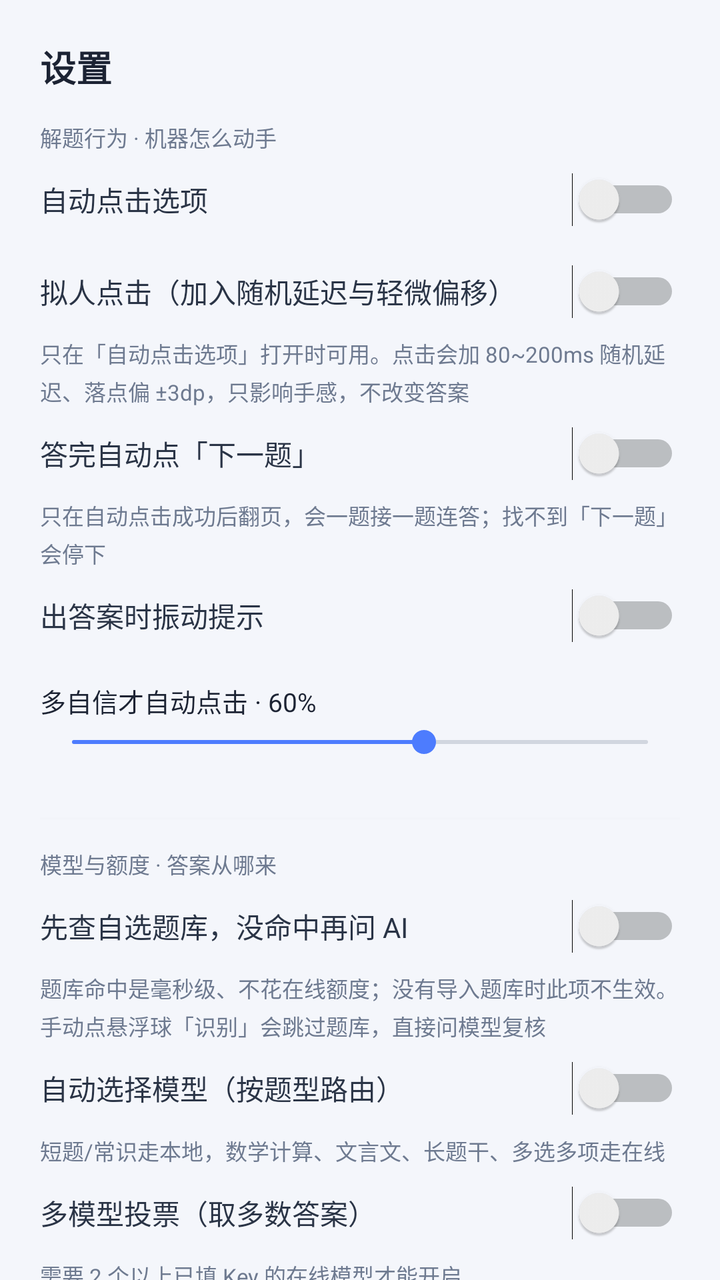
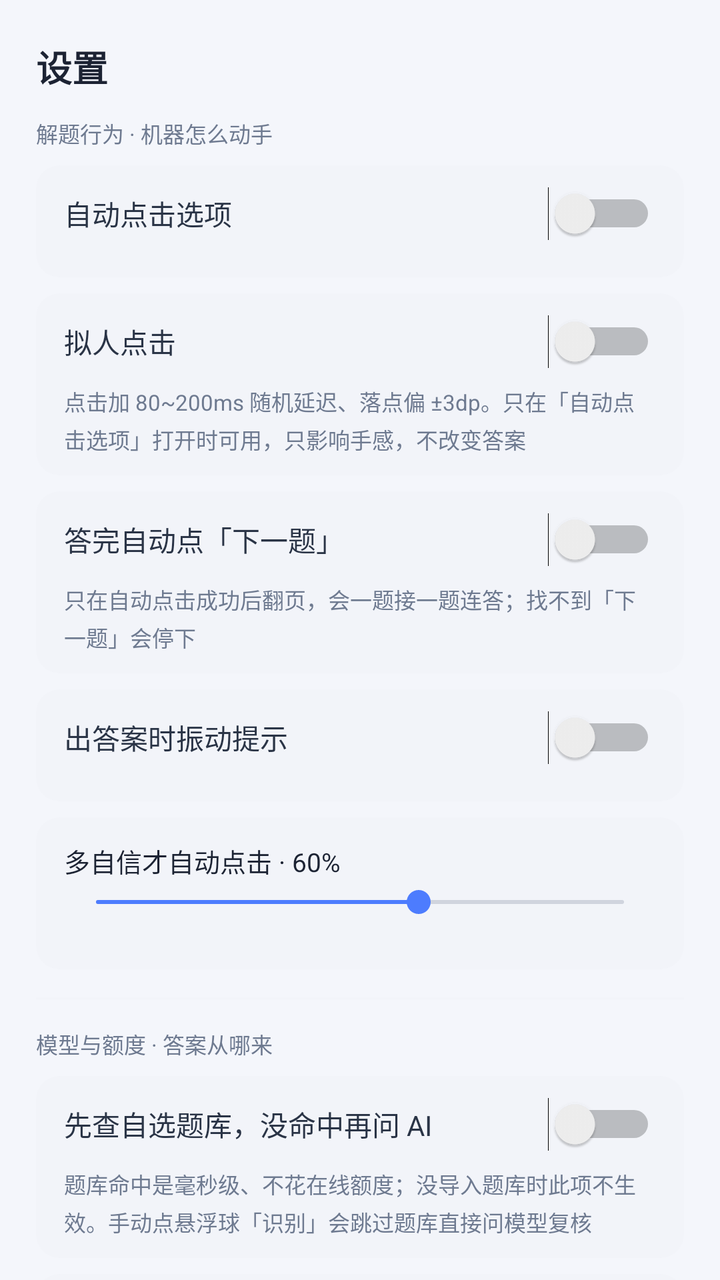

The first picture is an Android layout as it rendered before a commit; the second is the same layout after the commit. The layout source and the unified diff follow.
<!-- AndroidManifest.xml: application theme AppTheme -->
<!-- res/layout/dialog_settings.xml -->
<?xml version="1.0" encoding="utf-8"?>
<ScrollView xmlns:android="http://schemas.android.com/apk/res/android"
    android:layout_width="match_parent"
    android:layout_height="wrap_content"
    android:scrollbars="none">

    <LinearLayout
        android:layout_width="match_parent"
        android:layout_height="wrap_content"
        android:orientation="vertical"
        android:paddingStart="20dp"
        android:paddingTop="20dp"
        android:paddingEnd="20dp"
        android:paddingBottom="16dp">

        <TextView
            android:layout_width="match_parent"
            android:layout_height="wrap_content"
            android:text="设置"
            android:textColor="@color/text_primary"
            android:textSize="18sp"
            android:textStyle="bold" />

        
        <TextView
            style="@style/DialogSection"
            android:text="解题行为 · 机器怎么动手" />

        <Switch
            android:id="@+id/swClick"
            android:layout_width="match_parent"
            android:layout_height="wrap_content"
            android:minHeight="46dp"
            android:text="自动点击选项"
            android:textColor="@color/text_body"
            android:textSize="14sp" />

        <Switch
            android:id="@+id/swHuman"
            android:layout_width="match_parent"
            android:layout_height="wrap_content"
            android:minHeight="46dp"
            android:text="拟人点击（加入随机延迟与轻微偏移）"
            android:textColor="@color/text_body"
            android:textSize="14sp" />

        <TextView
            android:layout_width="match_parent"
            android:layout_height="wrap_content"
            android:lineSpacingExtra="3dp"
            android:text="只在「自动点击选项」打开时可用。点击会加 80~200ms 随机延迟、落点偏 ±3dp，只影响手感，不改变答案"
            android:textColor="@color/text_hint"
            android:textSize="11sp" />

        <Switch
            android:id="@+id/swAutoNext"
            android:layout_width="match_parent"
            android:layout_height="wrap_content"
            android:minHeight="46dp"
            android:text="答完自动点「下一题」"
            android:textColor="@color/text_body"
            android:textSize="14sp" />

        <TextView
            android:id="@+id/tvAutoNextHint"
            android:layout_width="match_parent"
            android:layout_height="wrap_content"
            android:lineSpacingExtra="3dp"
            android:text="只在自动点击成功后翻页，会一题接一题连答；找不到「下一题」会停下"
            android:textColor="@color/text_hint"
            android:textSize="11sp" />

        <Switch
            android:id="@+id/swVibrate"
            android:layout_width="match_parent"
            android:layout_height="wrap_content"
            android:minHeight="46dp"
            android:text="出答案时振动提示"
            android:textColor="@color/text_body"
            android:textSize="14sp" />

        <TextView
            android:id="@+id/tvTh"
            android:layout_width="match_parent"
            android:layout_height="wrap_content"
            android:layout_marginTop="10dp"
            android:text="多自信才自动点击 · 60%"
            android:textColor="@color/text_primary"
            android:textSize="13sp" />

        <SeekBar
            android:id="@+id/sbTh"
            android:layout_width="match_parent"
            android:layout_height="wrap_content"
            android:layout_marginTop="2dp"
            android:max="90"
            android:progress="55" />

        <TextView
            android:id="@+id/tvThHint"
            android:layout_width="match_parent"
            android:layout_height="wrap_content"
            android:lineSpacingExtra="3dp"
            android:text=""
            android:textColor="@color/text_hint"
            android:textSize="11sp" />

        
        <View style="@style/DialogDivider" />

        <TextView
            style="@style/DialogSection"
            android:layout_marginTop="0dp"
            android:text="模型与额度 · 答案从哪来" />

        <Switch
            android:id="@+id/swSelfFirst"
            android:layout_width="match_parent"
            android:layout_height="wrap_content"
            android:minHeight="46dp"
            android:text="先查自选题库，没命中再问 AI"
            android:textColor="@color/text_body"
            android:textSize="14sp" />

        <TextView
            android:layout_width="match_parent"
            android:layout_height="wrap_content"
            android:lineSpacingExtra="3dp"
            android:text="题库命中是毫秒级、不花在线额度；没有导入题库时此项不生效。手动点悬浮球「识别」会跳过题库，直接问模型复核"
            android:textColor="@color/text_hint"
            android:textSize="11sp" />

        <Switch
            android:id="@+id/swRoute"
            android:layout_width="match_parent"
            android:layout_height="wrap_content"
            android:minHeight="46dp"
            android:text="自动选择模型（按题型路由）"
            android:textColor="@color/text_body"
            android:textSize="14sp" />

        <TextView
            android:id="@+id/tvRouteHint"
            android:layout_width="match_parent"
            android:layout_height="wrap_content"
            android:lineSpacingExtra="3dp"
            android:text="短题/常识走本地，数学计算、文言文、长题干、多选多项走在线"
            android:textColor="@color/text_hint"
            android:textSize="11sp" />

        <Switch
            android:id="@+id/swVote"
            android:layout_width="match_parent"
            android:layout_height="wrap_content"
            android:minHeight="46dp"
            android:text="多模型投票（取多数答案）"
            android:textColor="@color/text_body"
            android:textSize="14sp" />

        <TextView
            android:id="@+id/tvVoteHint"
            android:layout_width="match_parent"
            android:layout_height="wrap_content"
            android:lineSpacingExtra="3dp"
            android:text="需要 2 个以上已填 Key 的在线模型才能开启"
            android:textColor="@color/text_hint"
            android:textSize="11sp" />

        <Switch
            android:id="@+id/swDual"
            android:layout_width="match_parent"
            android:layout_height="wrap_content"
            android:minHeight="46dp"
            android:text="拿不准时复核（优先免费通道）"
            android:textColor="@color/text_body"
            android:textSize="14sp" />

        <TextView
            android:layout_width="match_parent"
            android:layout_height="wrap_content"
            android:lineSpacingExtra="3dp"
            android:text="只在置信度低于上面的阈值时复核；两路不同会标红且不自动点击。开启投票后此项自动关闭（避免一次答题跑三四次）"
            android:textColor="@color/text_hint"
            android:textSize="11sp" />

        <Switch
            android:id="@+id/swExplain"
            android:layout_width="match_parent"
            android:layout_height="wrap_content"
            android:minHeight="46dp"
            android:text="出答案附一句解析"
            android:textColor="@color/text_body"
            android:textSize="14sp" />

        <TextView
            android:layout_width="match_parent"
            android:layout_height="wrap_content"
            android:lineSpacingExtra="3dp"
            android:text="题库自带的解析直接显示（不花钱）；AI 出的答案才会再花一次调用生成。悬浮窗显示两行，点一下看全文"
            android:textColor="@color/text_hint"
            android:textSize="11sp" />

        
        <View style="@style/DialogDivider" />

        <TextView
            style="@style/DialogSection"
            android:layout_marginTop="0dp"
            android:text="使用说明" />

        <TextView
            android:layout_width="match_parent"
            android:layout_height="wrap_content"
            android:layout_marginTop="6dp"
            android:lineSpacingExtra="6dp"
            android:text="1. 先开启「读屏」并授权悬浮窗，否则读不到题目\n2. 配一种解题方式：在线填 Key，或下载本地模型\n3. 有自选题库就先导入（题库 → 自选题库），命中直接出答案\n4. 答案顺序：自选题库 → 本机记忆 → 投票/路由 → AI\n5. 悬浮球可拖动，长按可换模式；点「识别」强制问一次模型"
            android:textColor="@color/text_secondary"
            android:textSize="12sp" />

        <TextView
            android:id="@+id/tvSettingsVersion"
            android:layout_width="match_parent"
            android:layout_height="wrap_content"
            android:layout_marginTop="14dp"
            android:text="version"
            android:textColor="@color/text_hint"
            android:textSize="11sp" />

        <TextView
            android:layout_width="match_parent"
            android:layout_height="wrap_content"
            android:layout_marginTop="4dp"
            android:lineSpacingExtra="3dp"
            android:text="开启在线后题目会发送给所选服务商；只开本地则全部在本机推理。API Key 仅保存在本机。"
            android:textColor="@color/text_hint"
            android:textSize="11sp" />

        <Button
            android:id="@+id/btnSaveSettings"
            style="@style/PrimaryButton"
            android:layout_marginTop="18dp"
            android:text="完成" />
    </LinearLayout>
</ScrollView>
<!-- resources referenced by this layout -->
<resources>
  <color name="text_body">#2A3446</color>
  <color name="text_hint">#6E7A90</color>
  <color name="text_primary">#1C2333</color>
  <color name="text_secondary">#4A5568</color>
  <style name="DialogDivider">
          <item name="android:layout_width">match_parent</item>
          <item name="android:layout_height">1dp</item>
          <item name="android:layout_marginTop">14dp</item>
          <item name="android:layout_marginBottom">14dp</item>
          <item name="android:background">@color/divider</item>
      </style>
  <style name="DialogSection">
          <item name="android:layout_width">match_parent</item>
          <item name="android:layout_height">wrap_content</item>
          <item name="android:layout_marginTop">14dp</item>
          <item name="android:textColor">@color/text_hint</item>
          <item name="android:textSize">11sp</item>
      </style>
  <color name="divider">#F2F4F9</color>
  <color name="bg_page">#F4F6FB</color>
  <color name="brand">#4D7CFE</color>
  <color name="brand_ripple">#1A4D7CFE</color>
  <color name="primary_deep">#2F5FE0</color>
  <color name="primary">#4D7CFE</color>
  <!-- unchanged entries left out for length: 3 -->
</resources>

<!-- the commit's change to res/layout/dialog_settings.xml (unified diff, before → after) -->
@@ -8,9 +8,9 @@
         android:layout_width="match_parent"
         android:layout_height="wrap_content"
         android:orientation="vertical"
-        android:paddingStart="20dp"
+        android:paddingStart="18dp"
         android:paddingTop="20dp"
-        android:paddingEnd="20dp"
+        android:paddingEnd="18dp"
         android:paddingBottom="16dp">
 
         <TextView
@@ -24,86 +24,97 @@
         
         <TextView
             style="@style/DialogSection"
+            android:layout_marginTop="12dp"
             android:text="解题行为 · 机器怎么动手" />
 
-        <Switch
-            android:id="@+id/swClick"
-            android:layout_width="match_parent"
-            android:layout_height="wrap_content"
-            android:minHeight="46dp"
-            android:text="自动点击选项"
-            android:textColor="@color/text_body"
-            android:textSize="14sp" />
-
-        <Switch
-            android:id="@+id/swHuman"
-            android:layout_width="match_parent"
-            android:layout_height="wrap_content"
-            android:minHeight="46dp"
-            android:text="拟人点击（加入随机延迟与轻微偏移）"
-            android:textColor="@color/text_body"
-            android:textSize="14sp" />
-
-        <TextView
-            android:layout_width="match_parent"
-            android:layout_height="wrap_content"
-            android:lineSpacingExtra="3dp"
-            android:text="只在「自动点击选项」打开时可用。点击会加 80~200ms 随机延迟、落点偏 ±3dp，只影响手感，不改变答案"
-            android:textColor="@color/text_hint"
-            android:textSize="11sp" />
-
-        <Switch
-            android:id="@+id/swAutoNext"
-            android:layout_width="match_parent"
-            android:layout_height="wrap_content"
-            android:minHeight="46dp"
-            android:text="答完自动点「下一题」"
-            android:textColor="@color/text_body"
-            android:textSize="14sp" />
-
-        <TextView
-            android:id="@+id/tvAutoNextHint"
-            android:layout_width="match_parent"
-            android:layout_height="wrap_content"
-            android:lineSpacingExtra="3dp"
-            android:text="只在自动点击成功后翻页，会一题接一题连答；找不到「下一题」会停下"
-            android:textColor="@color/text_hint"
-            android:textSize="11sp" />
-
-        <Switch
-            android:id="@+id/swVibrate"
-            android:layout_width="match_parent"
-            android:layout_height="wrap_content"
-            android:minHeight="46dp"
-            android:text="出答案时振动提示"
-            android:textColor="@color/text_body"
-            android:textSize="14sp" />
-
-        <TextView
-            android:id="@+id/tvTh"
-            android:layout_width="match_parent"
-            android:layout_height="wrap_content"
-            android:layout_marginTop="10dp"
-            android:text="多自信才自动点击 · 60%"
-            android:textColor="@color/text_primary"
-            android:textSize="13sp" />
-
-        <SeekBar
-            android:id="@+id/sbTh"
-            android:layout_width="match_parent"
-            android:layout_height="wrap_content"
-            android:layout_marginTop="2dp"
-            android:max="90"
-            android:progress="55" />
-
-        <TextView
-            android:id="@+id/tvThHint"
-            android:layout_width="match_parent"
-            android:layout_height="wrap_content"
-            android:lineSpacingExtra="3dp"
-            android:text=""
-            android:textColor="@color/text_hint"
-            android:textSize="11sp" />
+        <LinearLayout style="@style/SetItem">
+            <Switch
+                android:id="@+id/swClick"
+                android:layout_width="match_parent"
+                android:layout_height="wrap_content"
+                android:minHeight="44dp"
+                android:text="自动点击选项"
+                android:textColor="@color/text_body"
+                android:textSize="14sp" />
+        </LinearLayout>
+
+        <LinearLayout style="@style/SetItem">
+            <Switch
+                android:id="@+id/swHuman"
+                android:layout_width="match_parent"
+                android:layout_height="wrap_content"
+                android:minHeight="44dp"
+                android:text="拟人点击"
+                android:textColor="@color/text_body"
+                android:textSize="14sp" />
+
+            <TextView
+                android:layout_width="match_parent"
+                android:layout_height="wrap_content"
+                android:lineSpacingExtra="3dp"
+                android:text="点击加 80~200ms 随机延迟、落点偏 ±3dp。只在「自动点击选项」打开时可用，只影响手感，不改变答案"
+                android:textColor="@color/text_hint"
+                android:textSize="11sp" />
+        </LinearLayout>
+
+        <LinearLayout style="@style/SetItem">
+            <Switch
+                android:id="@+id/swAutoNext"
+                android:layout_width="match_parent"
+                android:layout_height="wrap_content"
+                android:minHeight="44dp"
+                android:text="答完自动点「下一题」"
+                android:textColor="@color/text_body"
+                android:textSize="14sp" />
+
+            <TextView
+                android:id="@+id/tvAutoNextHint"
+                android:layout_width="match_parent"
+                android:layout_height="wrap_content"
+                android:lineSpacingExtra="3dp"
+                android:text="只在自动点击成功后翻页，会一题接一题连答；找不到「下一题」会停下"
+                android:textColor="@color/text_hint"
+                android:textSize="11sp" />
+        </LinearLayout>
+
+        <LinearLayout style="@style/SetItem">
+            <Switch
+                android:id="@+id/swVibrate"
+                android:layout_width="match_parent"
+                android:layout_height="wrap_content"
+                android:minHeight="44dp"
+                android:text="出答案时振动提示"
+                android:textColor="@color/text_body"
+                android:textSize="14sp" />
+        </LinearLayout>
+
+        <LinearLayout style="@style/SetItem">
+            <TextView
+                android:id="@+id/tvTh"
+                android:layout_width="match_parent"
+                android:layout_height="wrap_content"
+                android:layout_marginTop="10dp"
+                android:text="多自信才自动点击 · 60%"
+                android:textColor="@color/text_primary"
+                android:textSize="13sp" />
+
+            <SeekBar
+                android:id="@+id/sbTh"
+                android:layout_width="match_parent"
+                android:layout_height="wrap_content"
+                android:layout_marginTop="2dp"
+                android:max="90"
+                android:progress="55" />
+
+            <TextView
+                android:id="@+id/tvThHint"
+                android:layout_width="match_parent"
+                android:layout_height="wrap_content"
+                android:lineSpacingExtra="3dp"
+                android:text=""
+                android:textColor="@color/text_hint"
+                android:textSize="11sp" />
+        </LinearLayout>
 
         
         <View style="@style/DialogDivider" />
@@ -113,92 +124,108 @@
             android:layout_marginTop="0dp"
             android:text="模型与额度 · 答案从哪来" />
 
-        <Switch
-            android:id="@+id/swSelfFirst"
-            android:layout_width="match_parent"
-            android:layout_height="wrap_content"
-            android:minHeight="46dp"
-            android:text="先查自选题库，没命中再问 AI"
-            android:textColor="@color/text_body"
-            android:textSize="14sp" />
-
-        <TextView
-            android:layout_width="match_parent"
-            android:layout_height="wrap_content"
-            android:lineSpacingExtra="3dp"
-            android:text="题库命中是毫秒级、不花在线额度；没有导入题库时此项不生效。手动点悬浮球「识别」会跳过题库，直接问模型复核"
-            android:textColor="@color/text_hint"
-            android:textSize="11sp" />
-
-        <Switch
-            android:id="@+id/swRoute"
-            android:layout_width="match_parent"
-            android:layout_height="wrap_content"
-            android:minHeight="46dp"
-            android:text="自动选择模型（按题型路由）"
-            android:textColor="@color/text_body"
-            android:textSize="14sp" />
-
-        <TextView
-            android:id="@+id/tvRouteHint"
-            android:layout_width="match_parent"
-            android:layout_height="wrap_content"
-            android:lineSpacingExtra="3dp"
-            android:text="短题/常识走本地，数学计算、文言文、长题干、多选多项走在线"
-            android:textColor="@color/text_hint"
-            android:textSize="11sp" />
-
-        <Switch
-            android:id="@+id/swVote"
-            android:layout_width="match_parent"
-            android:layout_height="wrap_content"
-            android:minHeight="46dp"
-            android:text="多模型投票（取多数答案）"
-            android:textColor="@color/text_body"
-            android:textSize="14sp" />
-
-        <TextView
-            android:id="@+id/tvVoteHint"
-            android:layout_width="match_parent"
-            android:layout_height="wrap_content"
-            android:lineSpacingExtra="3dp"
-            android:text="需要 2 个以上已填 Key 的在线模型才能开启"
-            android:textColor="@color/text_hint"
-            android:textSize="11sp" />
-
-        <Switch
-            android:id="@+id/swDual"
-            android:layout_width="match_parent"
-            android:layout_height="wrap_content"
-            android:minHeight="46dp"
-            android:text="拿不准时复核（优先免费通道）"
-            android:textColor="@color/text_body"
-            android:textSize="14sp" />
-
-        <TextView
-            android:layout_width="match_parent"
-            android:layout_height="wrap_content"
-            android:lineSpacingExtra="3dp"
-            android:text="只在置信度低于上面的阈值时复核；两路不同会标红且不自动点击。开启投票后此项自动关闭（避免一次答题跑三四次）"
-            android:textColor="@color/text_hint"
-            android:textSize="11sp" />
-
-        <Switch
-            android:id="@+id/swExplain"
-            android:layout_width="match_parent"
-            android:layout_height="wrap_content"
-            android:minHeight="46dp"
-            android:text="出答案附一句解析"
-            android:textColor="@color/text_body"
-            android:textSize="14sp" />
-
-        <TextView
-            android:layout_width="match_parent"
-            android:layout_height="wrap_content"
-            android:lineSpacingExtra="3dp"
-            android:text="题库自带的解析直接显示（不花钱）；AI 出的答案才会再花一次调用生成。悬浮窗显示两行，点一下看全文"
-            android:textColor="@color/text_hint"
-            android:textSize="11sp" />
+        <LinearLayout style="@style/SetItem">
+            <Switch
+                android:id="@+id/swSelfFirst"
+                android:layout_width="match_parent"
+                android:layout_height="wrap_content"
+                android:minHeight="44dp"
+                android:text="先查自选题库，没命中再问 AI"
+                android:textColor="@color/text_body"
+                android:textSize="14sp" />
+
+            <TextView
+                android:layout_width="match_parent"
+                android:layout_height="wrap_content"
+                android:lineSpacingExtra="3dp"
+                android:text="题库命中是毫秒级、不花在线额度；没导入题库时此项不生效。手动点悬浮球「识别」会跳过题库直接问模型复核"
+                android:textColor="@color/text_hint"
+                android:textSize="11sp" />
+        </LinearLayout>
+
+        <LinearLayout style="@style/SetItem">
+            <Switch
+                android:id="@+id/swRoute"
+                android:layout_width="match_parent"
+                android:layout_height="wrap_content"
+                android:minHeight="44dp"
+                android:text="自动选择模型（按题型路由）"
+                android:textColor="@color/text_body"
+                android:textSize="14sp" />
+
+            <TextView
+                android:id="@+id/tvRouteHint"
+                android:layout_width="match_parent"
+                android:layout_height="wrap_content"
+                android:lineSpacingExtra="3dp"
+                android:text="短题/常识走本地，数学计算、文言文、长题干、多选多项走在线"
+                android:textColor="@color/text_hint"
+                android:textSize="11sp" />
+        </LinearLayout>
+
+        <LinearLayout style="@style/SetItem">
+            <Switch
+                android:id="@+id/swVote"
+                android:layout_width="match_parent"
+                android:layout_height="wrap_content"
+                android:minHeight="44dp"
+                android:text="多模型投票（取多数答案）"
+                android:textColor="@color/text_body"
+                android:textSize="14sp" />
+
+            <TextView
+                android:id="@+id/tvVoteHint"
+                android:layout_width="match_parent"
+                android:layout_height="wrap_content"
+                android:lineSpacingExtra="3dp"
+                android:text="需要 2 个以上已填 Key 的在线模型才能开启"
+                android:textColor="@color/text_hint"
+                android:textSize="11sp" />
+
+            
+            <TextView
+                android:id="@+id/tvVotePick"
+                style="@style/SetPick"
+                android:text="选择参与投票的模型 ›" />
+        </LinearLayout>
+
+        <LinearLayout style="@style/SetItem">
+            <Switch
+                android:id="@+id/swDual"
+                android:layout_width="match_parent"
+                android:layout_height="wrap_content"
+                android:minHeight="44dp"
+                android:text="拿不准时复核（优先免费通道）"
+                android:textColor="@color/text_body"
+                android:textSize="14sp" />
+
+            <TextView
+                android:layout_width="match_parent"
+                android:layout_height="wrap_content"
+                android:lineSpacingExtra="3dp"
+                android:text="只在置信度低于上面的阈值时复核；两路不同会标红且不自动点击。开启投票后此项自动关闭，避免一次答题跑三四次"
+                android:textColor="@color/text_hint"
+                android:textSize="11sp" />
+        </LinearLayout>
+
+        <LinearLayout style="@style/SetItem">
+            <Switch
+                android:id="@+id/swExplain"
+                android:layout_width="match_parent"
+                android:layout_height="wrap_content"
+                android:minHeight="44dp"
+                android:text="出答案附一句解析"
+                android:textColor="@color/text_body"
+                android:textSize="14sp" />
+
+            <TextView
+                android:layout_width="match_parent"
+                android:layout_height="wrap_content"
+                android:lineSpacingExtra="3dp"
+                android:text="题库自带的解析直接显示，不花钱；AI 出的答案才会再花一次调用生成。悬浮窗显示两行，点一下看全文"
+                android:textColor="@color/text_hint"
+                android:textSize="11sp" />
+        </LinearLayout>
 
         
         <View style="@style/DialogDivider" />
@@ -208,14 +235,16 @@
             android:layout_marginTop="0dp"
             android:text="使用说明" />
 
-        <TextView
-            android:layout_width="match_parent"
-            android:layout_height="wrap_content"
-            android:layout_marginTop="6dp"
-            android:lineSpacingExtra="6dp"
-            android:text="1. 先开启「读屏」并授权悬浮窗，否则读不到题目\n2. 配一种解题方式：在线填 Key，或下载本地模型\n3. 有自选题库就先导入（题库 → 自选题库），命中直接出答案\n4. 答案顺序：自选题库 → 本机记忆 → 投票/路由 → AI\n5. 悬浮球可拖动，长按可换模式；点「识别」强制问一次模型"
-            android:textColor="@color/text_secondary"
-            android:textSize="12sp" />
+        <LinearLayout style="@style/SetItem">
+            <TextView
+                android:layout_width="match_parent"
+                android:layout_height="wrap_content"
+                android:layout_marginTop="10dp"
+                android:lineSpacingExtra="6dp"
+                android:text="1. 先开启「读屏」并授权悬浮窗，否则读不到题目\n2. 配一种解题方式：在线填 Key，或下载本地模型\n3. 有自选题库就先导入（题库 → 自选题库），命中直接出答案\n4. 答案顺序：自选题库 → 本机记忆 → 投票/路由 → AI\n5. 悬浮球可拖动，长按可换模式；点「识别」强制问一次模型"
+                android:textColor="@color/text_secondary"
+                android:textSize="12sp" />
+        </LinearLayout>
 
         <TextView
             android:id="@+id/tvSettingsVersion"
<!-- resource entries referenced after the edit -->
@@ -18,12 +18,67 @@
           <item name="android:textColor">@color/text_hint</item>
           <item name="android:textSize">11sp</item>
       </style>
+  <style name="SetItem">
+          <item name="android:layout_width">match_parent</item>
+          <item name="android:layout_height">wrap_content</item>
+          <item name="android:orientation">vertical</item>
+          <item name="android:background">@drawable/set_item</item>
+          <item name="android:paddingStart">14dp</item>
+          <item name="android:paddingEnd">14dp</item>
+          <item name="android:paddingTop">2dp</item>
+          <item name="android:paddingBottom">10dp</item>
+          <item name="android:layout_marginTop">8dp</item>
+      </style>
+  <style name="SetPick">
+          <item name="android:layout_width">match_parent</item>
+          <item name="android:layout_height">wrap_content</item>
+          <item name="android:minHeight">40dp</item>
+          <item name="android:layout_marginTop">6dp</item>
+          <item name="android:paddingStart">12dp</item>
+          <item name="android:paddingEnd">12dp</item>
+          <item name="android:paddingTop">8dp</item>
+          <item name="android:paddingBottom">8dp</item>
+          <item name="android:gravity">center_vertical</item>
+          <item name="android:background">@drawable/set_pick</item>
+          <item name="android:textColor">@color/primary_deep</item>
+          <item name="android:textSize">12sp</item>
+          <item name="android:clickable">true</item>
+          <item name="android:focusable">true</item>
+      </style>
   <color name="divider">#F2F4F9</color>
+  <!-- drawable set_item (drawable) -->
+  <?xml version="1.0" encoding="utf-8"?>
+  <shape xmlns:android="http://schemas.android.com/apk/res/android"
+      android:shape="rectangle">
+      <solid android:color="@color/bg_field" />
+      <corners android:radius="12dp" />
+  </shape>
+  <!-- drawable set_pick (drawable) -->
+  <?xml version="1.0" encoding="utf-8"?>
+  <selector xmlns:android="http://schemas.android.com/apk/res/android">
+      <item android:state_pressed="true">
+          <shape android:shape="rectangle">
+              <solid android:color="@color/on_brand_soft" />
+              <stroke android:width="1dp" android:color="@color/primary" />
+              <corners android:radius="10dp" />
+          </shape>
+      </item>
+      <item>
+          <shape android:shape="rectangle">
+              <solid android:color="@color/primary_soft" />
+              <stroke android:width="1dp" android:color="@color/on_brand_soft" />
+              <corners android:radius="10dp" />
+          </shape>
+      </item>
+  </selector>
   <color name="bg_page">#F4F6FB</color>
   <color name="brand">#4D7CFE</color>
   <color name="brand_ripple">#1A4D7CFE</color>
   <color name="primary_deep">#2F5FE0</color>
   <color name="primary">#4D7CFE</color>
+  <color name="bg_field">#F2F4F9</color>
+  <color name="on_brand_soft">#DCE6FF</color>
+  <color name="primary_soft">#EAF1FF</color>
   <!-- unchanged entries left out for length: 3 -->
 </resources>
 
